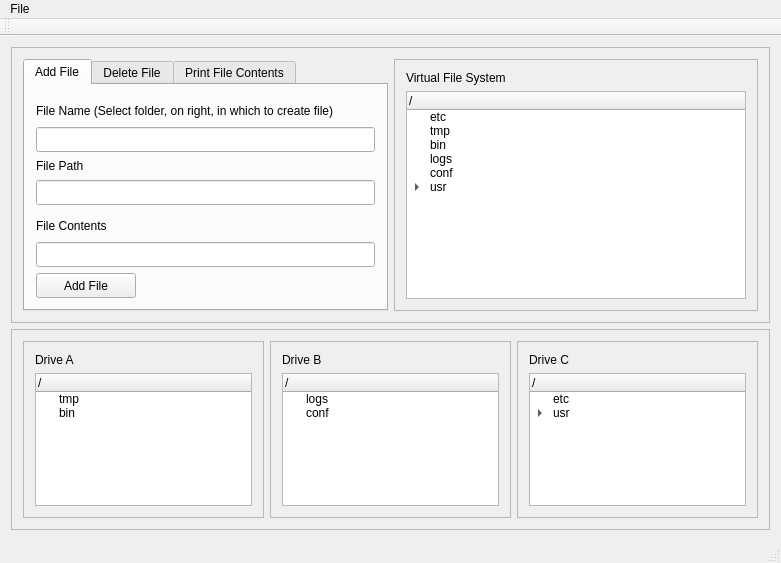
Qt form mainwindow.ui (dsell002/vfs_demo) before a commit.
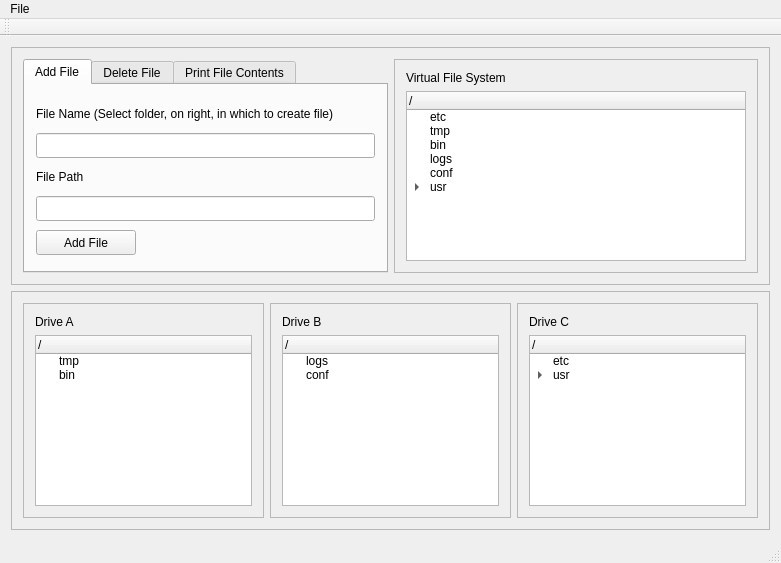
The same form after that commit. Icons and pictures are not drawn.

```diff
--- a/mainwindow.ui
+++ b/mainwindow.ui
@@ -71,6 +71,12 @@
            </item>
            <item>
             <widget class="QLabel" name="label_7">
+             <property name="maximumSize">
+              <size>
+               <width>16777215</width>
+               <height>20</height>
+              </size>
+             </property>
              <property name="text">
               <string>File Path</string>
              </property>
@@ -86,35 +92,6 @@
              </property>
             </widget>
            </item>
-           <item>
-            <widget class="QLabel" name="labelContents">
-             <property name="minimumSize">
-              <size>
-               <width>0</width>
-               <height>25</height>
-              </size>
-             </property>
-             <property name="maximumSize">
-              <size>
-               <width>16777215</width>
-               <height>20</height>
-              </size>
-             </property>
-             <property name="text">
-              <string>File Contents</string>
-             </property>
-            </widget>
-           </item>
-           <item>
-            <widget class="QLineEdit" name="contentsLineEdit">
-             <property name="minimumSize">
-              <size>
-               <width>0</width>
-               <height>25</height>
-              </size>
-             </property>
-            </widget>
-           </item>
            <item>
             <widget class="QPushButton" name="addPushButton">
              <property name="minimumSize">
```
Left out of the diff: 4 changed lines with no effect on the pictures.
